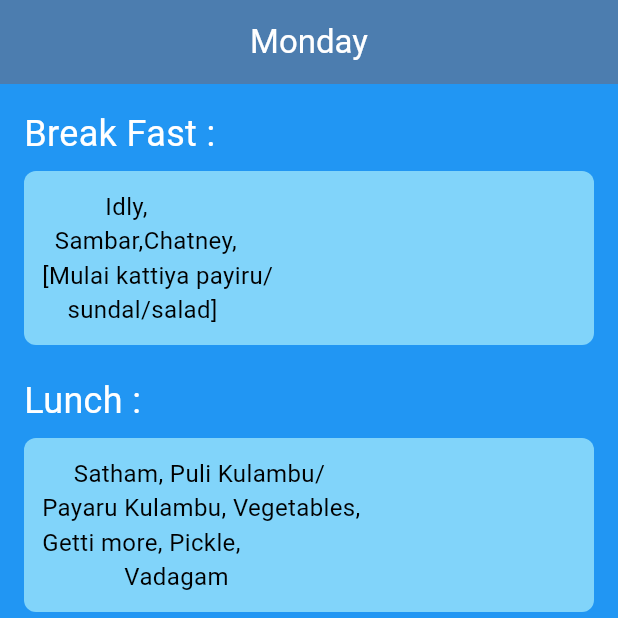
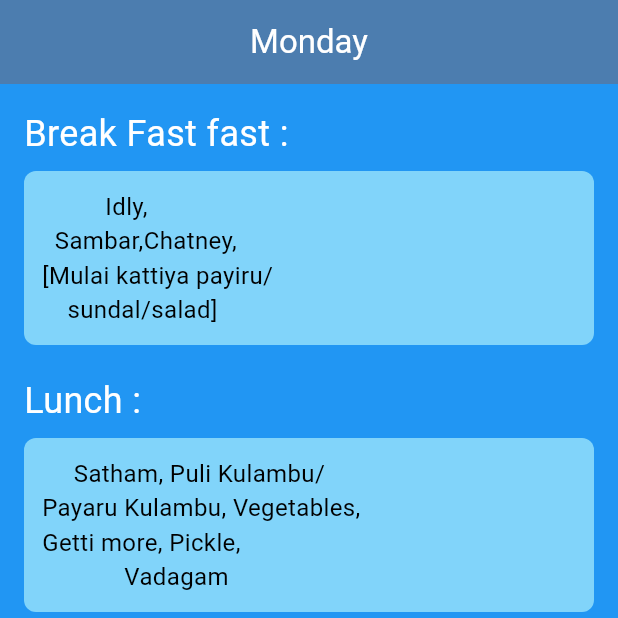
Before and after one commit to brajadevimk/thingal, a Flutter app: the screen it shows after launch, on a phone screen of 412 x 824 dp, the top half of it. Run offline on Flutter 3.47's test engine with Material 3 defaults, Android fonts, the phone set to English and light mode, and no system bars.

Commit message:
changed break fast

```diff
--- a/lib/main.dart
+++ b/lib/main.dart
@@ -25,7 +25,7 @@ class MyApp extends StatelessWidget {
               crossAxisAlignment: CrossAxisAlignment.start,
               children: [
                 const Text(
-                  'Break Fast :',
+                  'Break Fast fast :',
                   style: TextStyle(color: Colors.white, fontSize: 24),
                 ),
                 Container(
```
